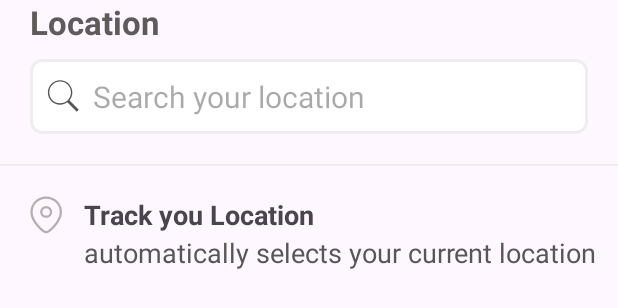
After one commit to vvvjey/Pet_Finder_Appp, an Android app: the layout filter_location.xml on its own in the app's theme, with its tools: preview values and no code run, on a phone screen of 412 x 824 dp. The commit adds this screen. Shown: the top 308 px of the screen. Run offline under Robolectric (Android 15) with nearby library versions, the phone set to English and light mode, and no system bars.

Commit message:
fea: filter location

```diff
--- a/app/src/main/res/drawable/icons8_find.xml
+++ b/app/src/main/res/drawable/icons8_find.xml
@@ -1,5 +1,5 @@
 <vector xmlns:android="http://schemas.android.com/apk/res/android" android:autoMirrored="true" android:height="24dp" android:viewportHeight="50" android:viewportWidth="50" android:width="24dp">
 
-    <path android:fillColor="#FF000000" android:pathData="M21,3C11.621,3 4,10.621 4,20C4,29.379 11.621,37 21,37C24.711,37 28.141,35.805 30.938,33.781L44.094,46.906L46.906,44.094L33.906,31.063C36.461,28.086 38,24.223 38,20C38,10.621 30.379,3 21,3ZM21,5C29.297,5 36,11.703 36,20C36,28.297 29.297,35 21,35C12.703,35 6,28.297 6,20C6,11.703 12.703,5 21,5Z"/>
+    <path android:fillColor="@color/gray" android:pathData="M21,3C11.621,3 4,10.621 4,20C4,29.379 11.621,37 21,37C24.711,37 28.141,35.805 30.938,33.781L44.094,46.906L46.906,44.094L33.906,31.063C36.461,28.086 38,24.223 38,20C38,10.621 30.379,3 21,3ZM21,5C29.297,5 36,11.703 36,20C36,28.297 29.297,35 21,35C12.703,35 6,28.297 6,20C6,11.703 12.703,5 21,5Z"/>
 
 </vector>
--- /dev/null
+++ b/app/src/main/res/layout/filter_location.xml
@@ -0,0 +1,82 @@
+<?xml version="1.0" encoding="utf-8"?>
+<androidx.constraintlayout.widget.ConstraintLayout xmlns:android="http://schemas.android.com/apk/res/android"
+    xmlns:app="http://schemas.android.com/apk/res-auto"
+    xmlns:tools="http://schemas.android.com/tools"
+    android:id="@+id/main"
+    android:layout_width="match_parent"
+    android:layout_height="match_parent"
+    tools:context=".FilterLocation">
+    <TextView
+        android:id="@+id/tvLocation"
+        android:layout_width="wrap_content"
+        android:layout_height="wrap_content"
+        android:textColor="#5F5B5B"
+        android:text="Location"
+        android:textSize="22sp"
+        android:textStyle="bold"
+        android:layout_marginStart="20dp"
+        app:layout_constraintStart_toStartOf="parent"
+        />
+    <EditText
+        android:id="@+id/edtSearchLocation"
+        android:layout_width="match_parent"
+        android:layout_height="50dp"
+        android:textSize="20sp"
+        android:layout_marginStart="20dp"
+        android:layout_marginEnd="20dp"
+        android:textColor="@color/black"
+        android:hint="Search your location"
+        android:layout_marginTop="10dp"
+        android:drawableStart="@drawable/icons8_find"
+        android:drawablePadding="8dp"
+        android:background="@drawable/edittext_rounded"
+        app:layout_constraintStart_toStartOf="parent"
+        app:layout_constraintEnd_toEndOf="parent"
+        app:layout_constraintTop_toBottomOf="@+id/tvLocation"
+        />
+    <View
+        android:id="@+id/divider"
+        android:layout_width="match_parent"
+        android:layout_height="1dp"
+        android:background="@color/light_gray"
+        android:layout_marginTop="20dp"
+        app:layout_constraintTop_toBottomOf="@+id/edtSearchLocation"
+        app:layout_constraintStart_toStartOf="parent"
+        app:layout_constraintEnd_toEndOf="parent" />
+
+    <LinearLayout
+        android:layout_width="fill_parent"
+        android:layout_height="wrap_content"
+        android:orientation="horizontal"
+        android:layout_marginTop="20dp"
+        android:layout_marginStart="20dp"
+        app:layout_constraintTop_toBottomOf="@+id/divider"
+        >
+        <LinearLayout
+            android:layout_width="fill_parent"
+            android:layout_height="wrap_content"
+            android:orientation="vertical"
+            >
+
+            <TextView
+                android:id="@+id/tvTrackLacation"
+                android:layout_width="wrap_content"
+                android:layout_height="wrap_content"
+                android:text="Track you Location"
+                android:textStyle="bold"
+                android:textSize="18sp"
+                android:drawableStart="@drawable/location"
+                android:drawablePadding="14dp"
+                />
+            <TextView
+                android:id="@+id/tv2"
+                android:layout_width="wrap_content"
+                android:layout_height="wrap_content"
+                android:text="automatically selects your current location"
+                android:textColor="@color/gray"
+                android:layout_marginStart="36dp"
+                android:textSize="18sp"
+                />
+        </LinearLayout>
+    </LinearLayout>
+</androidx.constraintlayout.widget.ConstraintLayout>
```
